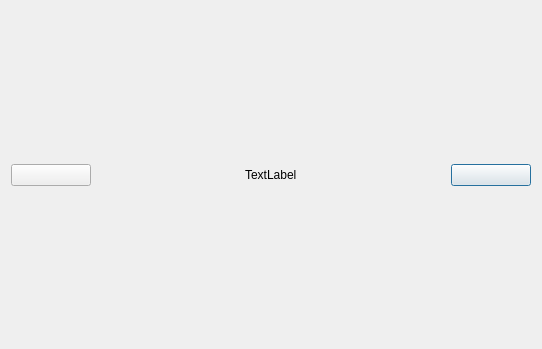
This is picshow.ui in obss666/Ablum-Project as Qt 5 draws it before an edit. The edited form follows.
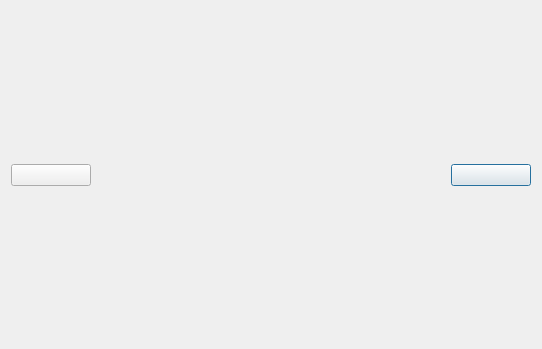
This is the edited form. Custom widgets are drawn as their Qt base class.

Diff of the .ui file:
```diff
--- a/picshow.ui
+++ b/picshow.ui
@@ -19,7 +19,7 @@
      <item row="1" column="2">
       <widget class="QLabel" name="label">
        <property name="text">
-        <string>TextLabel</string>
+        <string/>
        </property>
       </widget>
      </item>
```
Left out of the diff: 24 changed lines with no effect on the pictures.
